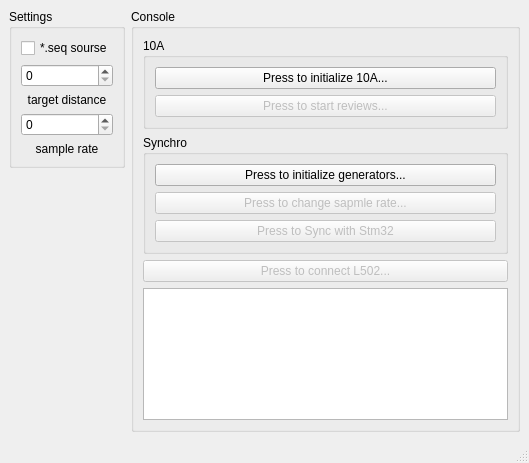
First picture: the form in mainwindow.ui, repository Azazelloo/L502_Widget_QT_Git, before the edit.
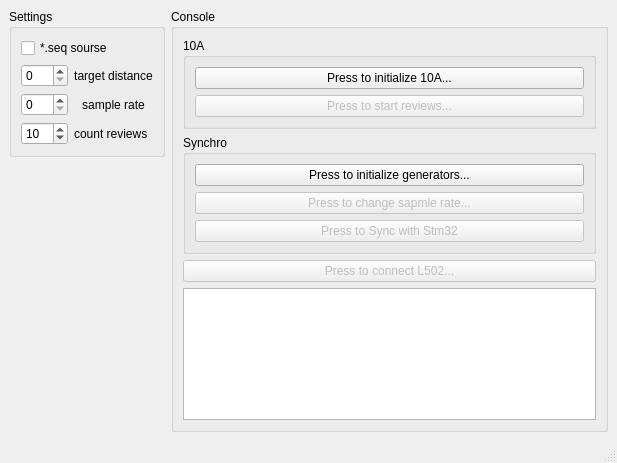
Second picture: the form after the edit.

Patch:
```diff
--- a/mainwindow.ui
+++ b/mainwindow.ui
@@ -9,7 +9,7 @@
    <rect>
     <x>0</x>
     <y>0</y>
-    <width>529</width>
+    <width>617</width>
     <height>463</height>
    </rect>
   </property>
@@ -32,22 +32,17 @@
       <property name="title">
        <string>Settings</string>
       </property>
-      <layout class="QVBoxLayout" name="verticalLayout">
-       <item>
-        <widget class="QCheckBox" name="checkSourseSeqFile">
-         <property name="text">
-          <string>*.seq sourse</string>
-         </property>
-        </widget>
-       </item>
-       <item>
+      <layout class="QGridLayout" name="gridLayout_3">
+       <item row="1" column="0">
+        <layout class="QGridLayout" name="gridLayout_4">
+         <item row="0" column="0">
         <widget class="QSpinBox" name="targetDelay">
          <property name="maximum">
           <number>990</number>
          </property>
         </widget>
        </item>
-       <item>
+         <item row="0" column="1">
         <widget class="QLabel" name="label">
          <property name="text">
           <string>target distance</string>
@@ -57,16 +52,45 @@
          </property>
         </widget>
        </item>
-       <item>
+         <item row="1" column="0">
         <widget class="QSpinBox" name="sampleRate"/>
        </item>
-       <item>
+         <item row="1" column="1">
         <widget class="QLabel" name="label_2">
          <property name="text">
           <string>sample rate</string>
          </property>
          <property name="alignment">
           <set>Qt::AlignCenter</set>
+           </property>
+          </widget>
+         </item>
+         <item row="2" column="0">
+          <widget class="QSpinBox" name="countReviews">
+           <property name="minimum">
+            <number>1</number>
+           </property>
+           <property name="maximum">
+            <number>999</number>
+           </property>
+           <property name="value">
+            <number>10</number>
+           </property>
+          </widget>
+         </item>
+         <item row="2" column="1">
+          <widget class="QLabel" name="label_3">
+           <property name="text">
+            <string>count reviews</string>
+           </property>
+          </widget>
+         </item>
+        </layout>
+       </item>
+       <item row="0" column="0">
+        <widget class="QCheckBox" name="checkSourseSeqFile">
+         <property name="text">
+          <string>*.seq sourse</string>
          </property>
         </widget>
        </item>
```
Left out of the diff: 2 changed lines with no effect on the pictures. Lines whose indentation alone changed are shown as unchanged.
